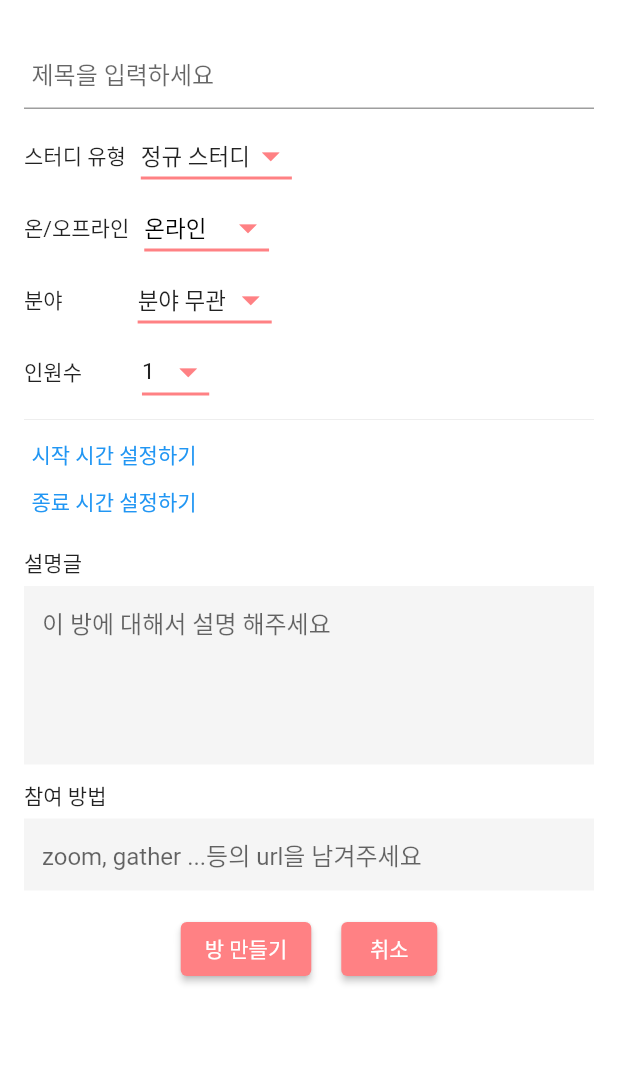
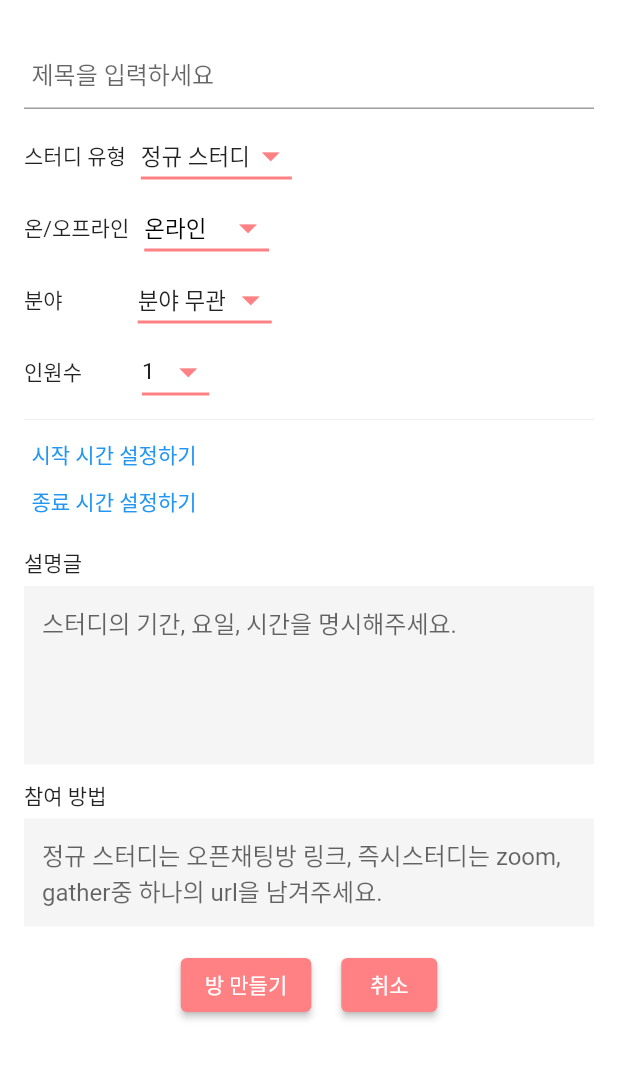
Before and after one commit to SeongjinOliver/STUDY_TOGETHER, a Flutter app: the MakeRoomPage screen opened directly, on a phone screen of 412 x 824 dp, the part 59-1139 px from its top. Run offline on Flutter 3.47's test engine with Material 2 defaults, Android fonts, the phone set to English and light mode, and no system bars; our stand-ins replace cloud_firestore, dropdown_button2, firebase_core, flutter_datetime_picker, introduction_screen; accounts and stored records are empty.

Commit message:
방만들기 설명 수정 (냉무)

```diff
--- a/lib/pages/makeRoomPage.dart
+++ b/lib/pages/makeRoomPage.dart
@@ -297,7 +297,7 @@ class _MakeRoomPageState extends State<MakeRoomPage> {
                       decoration: InputDecoration(
                         // fillColor: Colors.blueAccent,
                         filled: true,
-                        hintText: "이 방에 대해서 설명 해주세요",
+                        hintText: "스터디의 기간, 요일, 시간을 명시해주세요.",
                         border: InputBorder.none,
                       ),
                     ),
@@ -314,7 +314,8 @@ class _MakeRoomPageState extends State<MakeRoomPage> {
                       decoration: InputDecoration(
                         // fillColor: Colors.blueAccent,
                         filled: true,
-                        hintText: "zoom, gather ...등의 url을 남겨주세요",
+                        hintText:
+                            "정규 스터디는 오픈채팅방 링크, 즉시스터디는 zoom, gather중 하나의 url을 남겨주세요.",
                         border: InputBorder.none,
                       ),
                     ),
```
